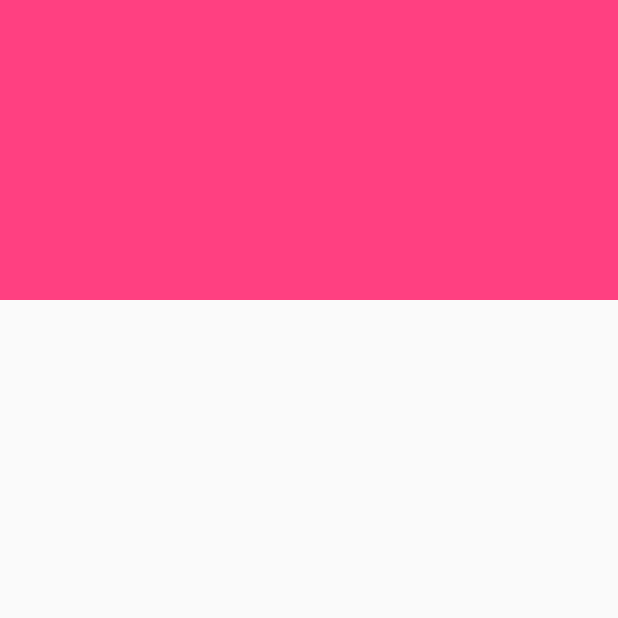
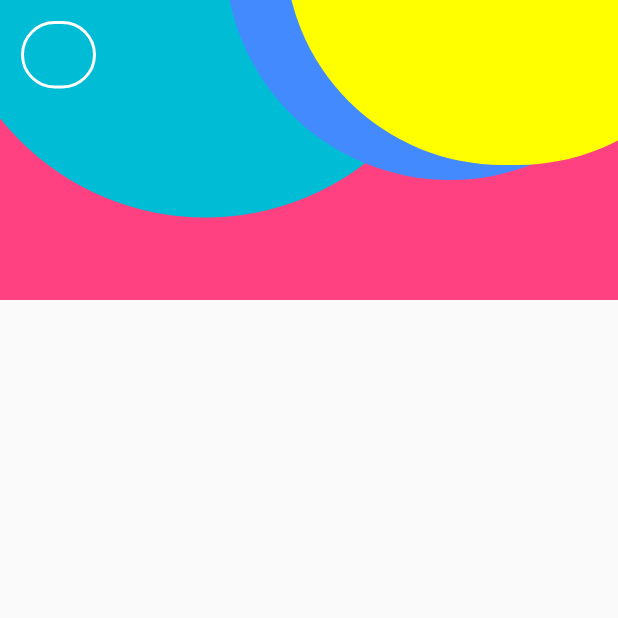
Before and after one commit to SamilaChanu95/ShoppingApp, a Flutter app: the screen it shows after launch, on a phone screen of 412 x 824 dp, the top half of it. Run offline on Flutter 3.47's test engine with Material 2 defaults, Android fonts, the phone set to English and light mode, and no system bars.

Commit message:
Update  Homepage with  colorful positioned widgets

```diff
--- a/shoppingapp/lib/main.dart
+++ b/shoppingapp/lib/main.dart
@@ -45,8 +45,86 @@ class ShoppingApp extends StatelessWidget {
                     Container(
                       height: 200.0,
                       width: double.infinity,
-                      color: Colors.pinkAccent ,
+                      color: Colors.pinkAccent,
+                    ),
+
+                    Positioned( //control the widget
+                      bottom: 55.0,
+                      right: 100.0,
+                      child: Container(
+                        height: 350.0,
+                        width: 350.0,
+
+                        //use box declaration class for decoration
+                        decoration: BoxDecoration(
+                          borderRadius: BorderRadius.circular(320),
+                          color: Colors.cyan
+                        ),
+
+                      ),
+                    ),
+
+                    Positioned( //control the widget
+                      bottom: 80.0,
+                      left: 150.0,
+                      child: Container(
+                          height: 330.0,
+                          width: 300.0,
+
+                          //use box declaration class for decoration
+                          decoration: BoxDecoration(
+                              borderRadius: BorderRadius.circular(300),
+                              color: Colors.blueAccent
+
+                          )
+                      ),
+                    ),
+
+                    Positioned( //control the widget
+                      bottom: 90.0,
+                      left: 190.0,
+                      child: Container(
+                        height: 290.0,
+                        width: 300.0,
+
+                          //use box declaration class for decoration
+                        decoration: BoxDecoration(
+                          borderRadius: BorderRadius.circular(300),
+                          color: Colors.yellowAccent
+
+                        )
+                      ),
+                    ),
+
+                    //column alignment ake children locate karana vidiha
+                    //column and row use kara kotuwak gena emagin profile picture ekata kotuwak create kraganna
+                    Column(
+                      crossAxisAlignment: CrossAxisAlignment.start,
+                      children: <Widget>[
+                        SizedBox(height: 14.0),
+                        Row(
+                          children: <Widget>[
+                            SizedBox(width: 14.0),
+                            Container(
+                              alignment: Alignment.topLeft,
+                              height: 45.0,
+                              width: 50.0,
+                              decoration: BoxDecoration(
+                                borderRadius: BorderRadius.circular(25.0),
+                                border: Border.all(
+                                  color: Colors.white,
+                                  style: BorderStyle.solid,
+                                  width: 2.0
+
+                                  //images contain in images folder
+                                )
+                              ),
+                            )
+                          ],
+                        )
+                      ],
                     )
+
                   ],
                 )
               ],
```
Also changed, not shown: shoppingapp/images/user.jpg (added), 1 other file.
